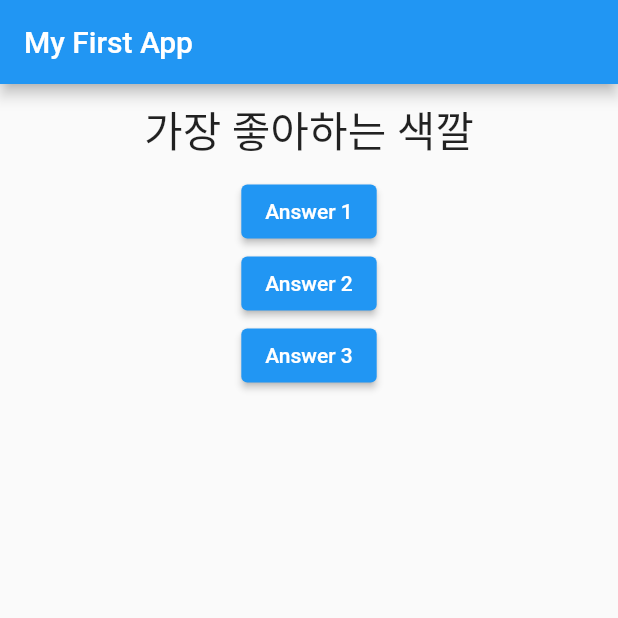
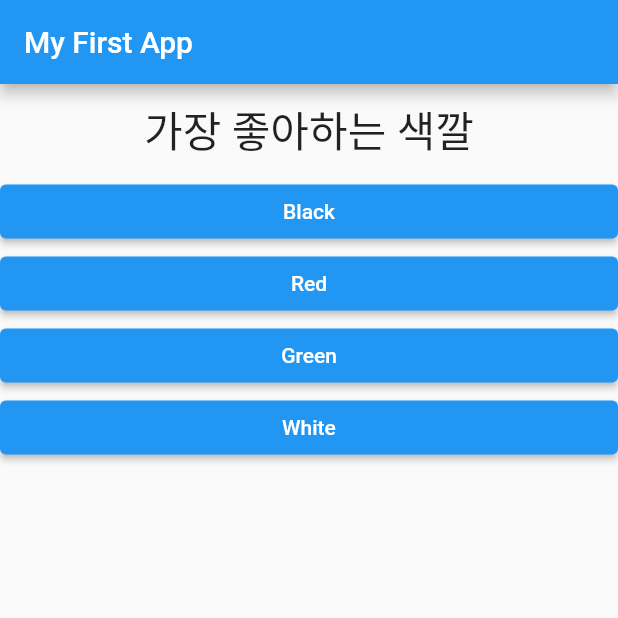
Before and after one commit to dksalsgus/fluttertest, a Flutter app: the screen it shows after launch, on a phone screen of 412 x 824 dp, the top half of it. Run offline on Flutter 3.47's test engine with Material 2 defaults, Android fonts, the phone set to English and light mode, and no system bars.

Commit message:
answer class add and map function

```diff
--- /dev/null
+++ b/lib/answer.dart
@@ -0,0 +1,17 @@
+import 'package:flutter/material.dart';
+
+class Answer extends StatelessWidget {
+  final Function selectHandler;
+  final String answerText;
+  Answer(this.selectHandler, this.answerText);
+  @override
+  Widget build(BuildContext context) {
+    return Container(
+      width: double.infinity,
+      child: ElevatedButton(
+        onPressed: selectHandler,
+        child: new Text(answerText),
+      ),
+    );
+  }
+}
--- a/lib/main.dart
+++ b/lib/main.dart
@@ -1,5 +1,6 @@
+import 'package:flutter_complete_guide/answer.dart';
+import 'package:flutter_complete_guide/question.dart';
 import 'package:flutter/material.dart';
-import 'package:flutter_complete_guide/question.dart';
 
 /**
  * 메인 함수 = flutter 시작시 실행
@@ -31,7 +32,7 @@ class _MyAppState extends State<MyApp> {
     setState(() {
       _questionIndex = _questionIndex + 1;
       print(_questionIndex);
-      if (_questionIndex > 1) {
+      if (_questionIndex > 2) {
         _questionIndex = 0;
       }
     });
@@ -39,9 +40,19 @@ class _MyAppState extends State<MyApp> {
 
   @override
   Widget build(BuildContext context) {
-    var _questions = [
-      '가장 좋아하는 색깔',
-      '가장 좋아하는 동물',
+    var questions = [
+      {
+        'questionText': '가장 좋아하는 색깔',
+        'answers': ['Black', 'Red', 'Green', 'White']
+      },
+      {
+        'questionText': '가장 좋아하는 동물',
+        'answers': ['토끼', '뱀', '코끼리', '사자']
+      },
+      {
+        'questionText': '가장 좋아하는 지도자',
+        'answers': ['Max', 'Max', 'Max', 'Max']
+      },
     ];
     return MaterialApp(
       // Scaffold 기본 UI 제공
@@ -52,21 +63,25 @@ class _MyAppState extends State<MyApp> {
         body: Column(
           // Column은 열로 배치 Row 행으로 배치
           children: <Widget>[
-            Question(_questions[_questionIndex]),
-            ElevatedButton(
-              child: Text('Answer 1'),
-              onPressed:
-                  _answerQuestion, // answerQuestion()는 바로 실행되기 떄문에 answerQuestion의 포인터만 onPressed에 준다
-            ),
-            ElevatedButton(
-              child: Text('Answer 2'),
-              onPressed: () => print('Answer 2 chosen!'), // 익명함수
-            ),
-            ElevatedButton(
-                child: Text('Answer 3'),
-                onPressed: () {
-                  print('Answer 3 chosen!'); // 익명함수
-                }),
+            Question(questions[_questionIndex]['questionText']),
+            ...(questions[_questionIndex]['answers'] as List<String>)
+                .map((answer) {
+              return Answer(_answerQuestion, answer);
+            }).toList(),
+            // ElevatedButton(
+            //   child: Text('Answer 1'),
+            //   onPressed:
+            //       _answerQuestion, // answerQuestion()는 바로 실행되기 떄문에 answerQuestion의 포인터만 onPressed에 준다
+            // ),
+            // ElevatedButton(
+            //   child: Text('Answer 2'),
+            //   onPressed: () => print('Answer 2 chosen!'), // 익명함수
+            // ),
+            // ElevatedButton(
+            //     child: Text('Answer 3'),
+            //     onPressed: () {
+            //       print('Answer 3 chosen!'); // 익명함수
+            //     }),
           ],
         ),
       ),
```
